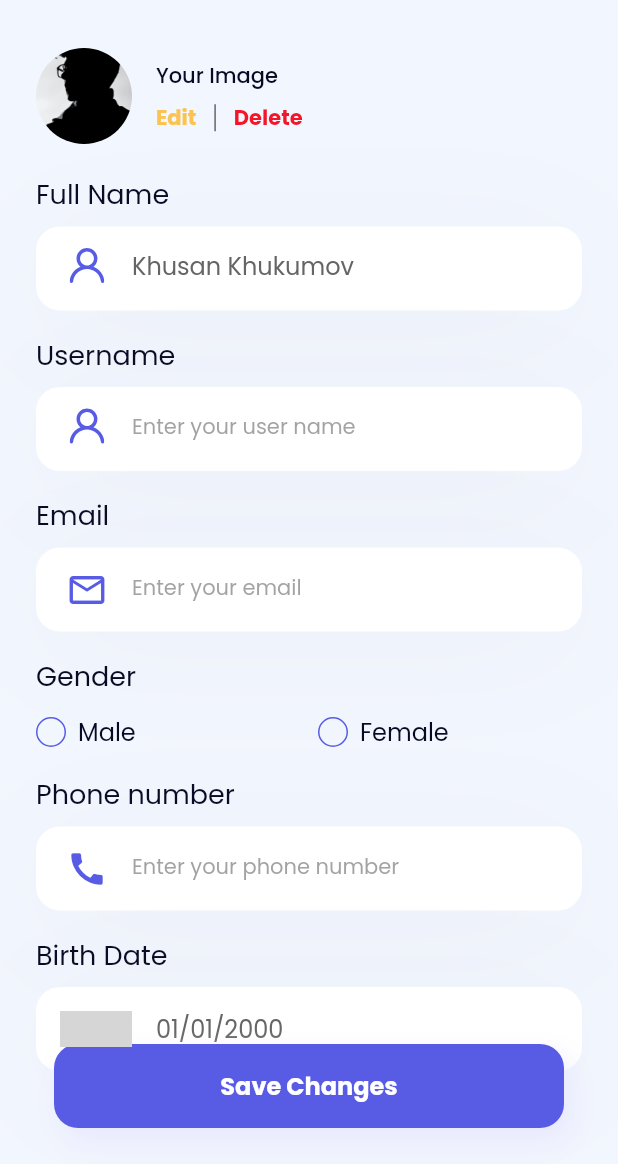
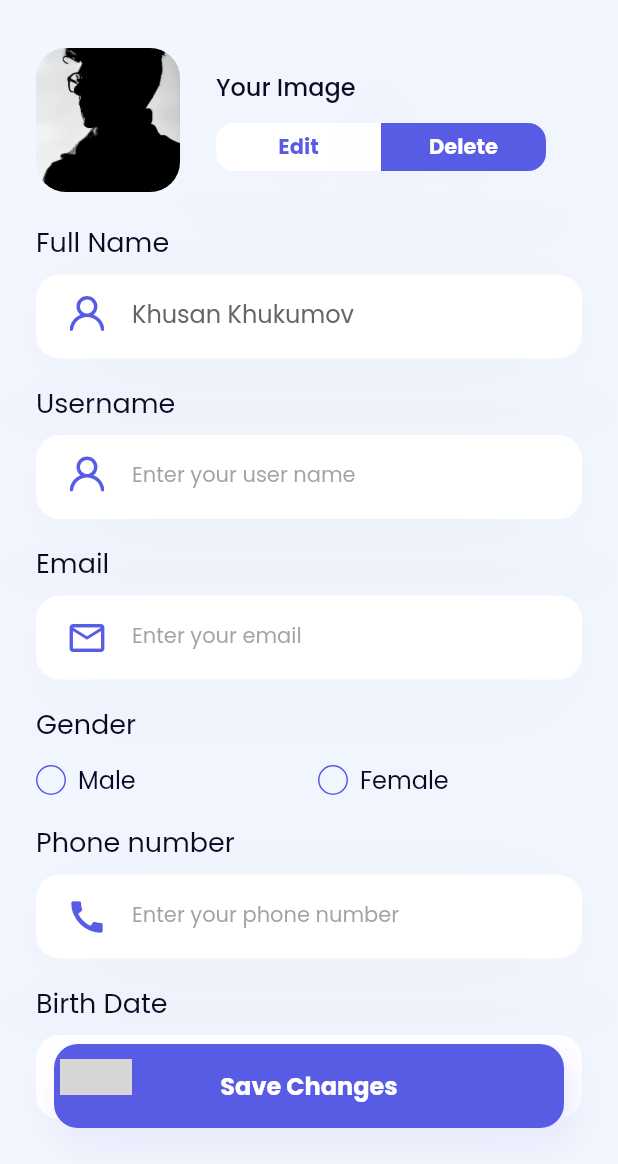
Before and after one commit to IamKhuk/HealthyMe, a Flutter app: the PersonalSettingsScreen screen opened directly, on a phone screen of 412 x 824 dp, the part 72-1236 px from its top. Run offline on Flutter 3.47's test engine with Material 2 defaults, Android fonts, the phone set to English and light mode, and no system bars; our stand-ins replace flutter_svg, flutter_swipe_action_cell, google_maps_flutter, image_picker, pinput, shared_preferences; accounts and stored records are empty; grey boxes are pictures that could not be loaded.

Commit message:
Personal settings changed

```diff
--- a/healthy_me/lib/src/ui/menu/profile/personal_settings_screen.dart
+++ b/healthy_me/lib/src/ui/menu/profile/personal_settings_screen.dart
@@ -100,19 +100,19 @@ class _PersonalSettingsScreenState extends State<PersonalSettingsScreen> {
                 Row(
                   children: [
                     Container(
-                      height: 64,
-                      width: 64,
+                      height: 96,
+                      width: 96,
                       decoration: BoxDecoration(
-                        borderRadius: BorderRadius.circular(64),
+                        borderRadius: BorderRadius.circular(20),
                       ),
                       child: ClipRRect(
-                        borderRadius: BorderRadius.circular(64),
+                        borderRadius: BorderRadius.circular(20),
                         child: isLoadingImage
                             ? Container(
                                 padding: EdgeInsets.all(16),
                                 child: CircularProgressIndicator(
                                   valueColor: AlwaysStoppedAnimation<Color>(
-                                      AppTheme.white),
+                                      AppTheme.purple),
                                 ),
                               )
                             : Image.asset(
@@ -121,7 +121,7 @@ class _PersonalSettingsScreenState extends State<PersonalSettingsScreen> {
                               ),
                       ),
                     ),
-                    SizedBox(width: 16),
+                    SizedBox(width: 24),
                     Column(
                       crossAxisAlignment: CrossAxisAlignment.start,
                       children: [
@@ -129,13 +129,13 @@ class _PersonalSettingsScreenState extends State<PersonalSettingsScreen> {
                           'Your Image',
                           style: TextStyle(
                             fontFamily: AppTheme.fontFamily,
-                            fontSize: 14,
+                            fontSize: 16,
                             fontWeight: FontWeight.w500,
                             height: 1.5,
                             color: AppTheme.black,
                           ),
                         ),
-                        SizedBox(height: 8),
+                        SizedBox(height: 12),
                         Row(
                           children: [
                             GestureDetector(
@@ -186,6 +186,28 @@ class _PersonalSettingsScreenState extends State<PersonalSettingsScreen> {
                                 //   },
                                 // );
                               },
+                              child: Container(
+                                height: 32,
+                                width:
+                                    (MediaQuery.of(context).size.width - 192) /
+                                        2,
+                                decoration: BoxDecoration(
+                                  color: AppTheme.white,
+                                  borderRadius: BorderRadius.only(
+                                    topLeft: Radius.circular(12),
+                                    bottomLeft: Radius.circular(12),
+                                  ),
+                                  boxShadow: [
+                                    BoxShadow(
+                                      offset: Offset(0, 10),
+                                      blurRadius: 75,
+                                      spreadRadius: 0,
+                                      color:
+                                          Color(0xFF939393).withOpacity(0.07),
+                                    ),
+                                  ],
+                                ),
+                                child: Center(
                                   child: Text(
                                     'Edit',
                                     style: TextStyle(
@@ -193,17 +215,35 @@ class _PersonalSettingsScreenState extends State<PersonalSettingsScreen> {
                                       fontSize: 14,
                                       fontWeight: FontWeight.w600,
                                       height: 1.375,
-                                  color: AppTheme.yellow,
+                                      color: AppTheme.purple,
                                     ),
                                   ),
                                 ),
-                            Container(
-                              height: 18,
-                              width: 1,
-                              color: AppTheme.dark,
-                              margin: EdgeInsets.symmetric(horizontal: 12),
+                              ),
                             ),
                             GestureDetector(
+                              child: Container(
+                                height: 32,
+                                width:
+                                    (MediaQuery.of(context).size.width - 192) /
+                                        2,
+                                decoration: BoxDecoration(
+                                  color: AppTheme.purple,
+                                  borderRadius: BorderRadius.only(
+                                    topRight: Radius.circular(12),
+                                    bottomRight: Radius.circular(12),
+                                  ),
+                                  boxShadow: [
+                                    BoxShadow(
+                                      offset: Offset(0, 10),
+                                      blurRadius: 75,
+                                      spreadRadius: 0,
+                                      color:
+                                          Color(0xFF939393).withOpacity(0.07),
+                                    ),
+                                  ],
+                                ),
+                                child: Center(
                                   child: Text(
                                     'Delete',
                                     style: TextStyle(
@@ -211,7 +251,9 @@ class _PersonalSettingsScreenState extends State<PersonalSettingsScreen> {
                                       fontSize: 14,
                                       fontWeight: FontWeight.w600,
                                       height: 1.375,
-                                  color: AppTheme.red,
+                                      color: AppTheme.white,
+                                    ),
+                                  ),
                                 ),
                               ),
                             ),
@@ -665,25 +707,13 @@ class _PersonalSettingsScreenState extends State<PersonalSettingsScreen> {
                         ),
                         SizedBox(width: 16),
                         Text(
-                          (birthDate.day
-                              .toString()
-                              .length ==
-                              1
-                              ? '0' +
-                              birthDate.day
-                                  .toString()
-                              : birthDate.day
-                              .toString()) +
+                          (birthDate.day.toString().length == 1
+                                  ? '0' + birthDate.day.toString()
+                                  : birthDate.day.toString()) +
                               '/' +
-                              (birthDate.month
-                                  .toString()
-                                  .length ==
-                                  1
-                                  ? '0' +
-                                  birthDate.month
-                                      .toString()
-                                  : birthDate.month
-                                  .toString()) +
+                              (birthDate.month.toString().length == 1
+                                  ? '0' + birthDate.month.toString()
+                                  : birthDate.month.toString()) +
                               '/' +
                               birthDate.year.toString(),
                           style: TextStyle(
```
Lines whose indentation alone changed are shown as unchanged.
